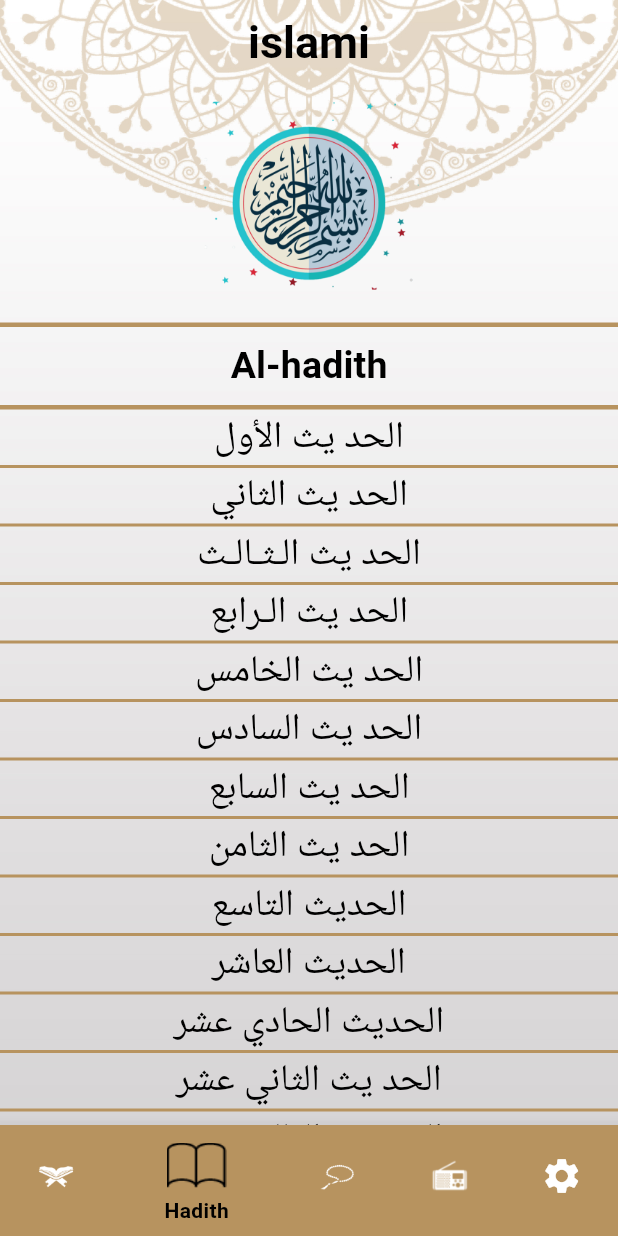
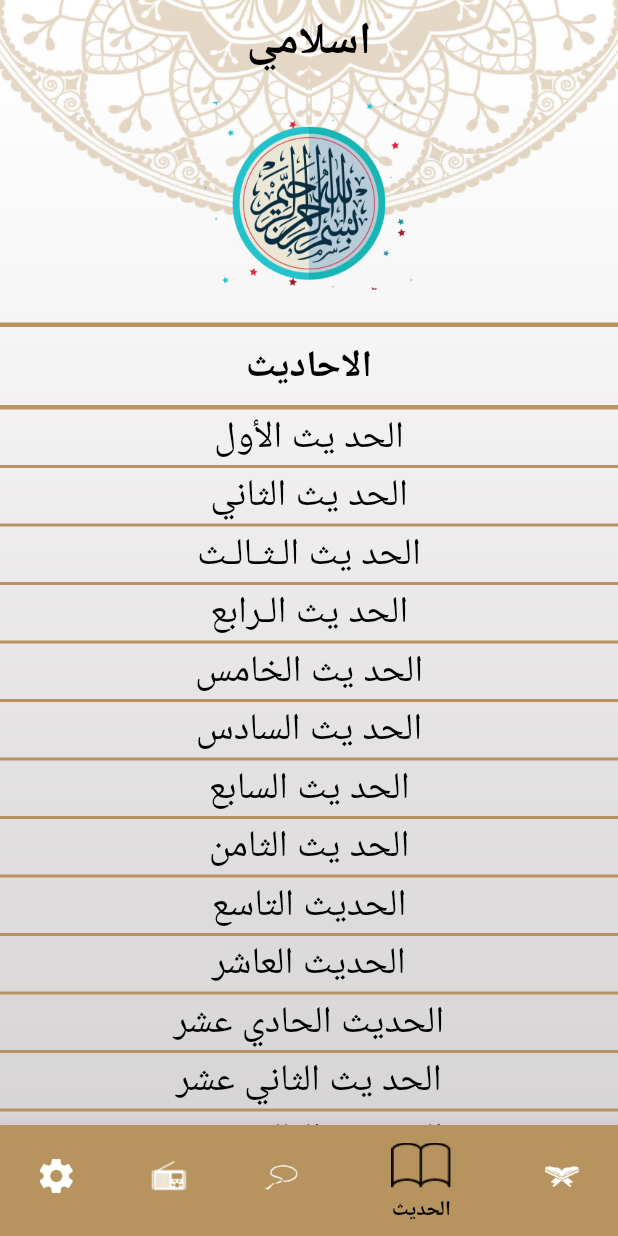
Before and after one commit to osos2511/quran_app, a Flutter app: the screen it shows after launch, item 2 of the bottom bar chosen, on a phone screen of 412 x 824 dp. Run offline on Flutter 3.47's test engine with Material 3 defaults, Android fonts, the phone set to English and light mode, and no system bars; generated files the repository leaves out were written again.

Commit message:
+ localizations

```diff
--- a/lib/my_app/my_app.dart
+++ b/lib/my_app/my_app.dart
@@ -26,7 +26,7 @@ class MyApp extends StatelessWidget {
         Locale('en'), // English
         Locale('ar'), // Arabic
       ],
-      locale: Locale('en'),
+      locale: Locale('ar'),
       routes: {
         RoutesManager.homeRoute: (_) => HomeScreen(),
         RoutesManager.splashRoute: (_) => const SplashScreen(),
```
Also changed, not shown: lib/generated/intl/messages_all.dart, lib/generated/intl/messages_ar.dart (deleted), lib/generated/intl/messages_en.dart, lib/generated/l10n.dart, pubspec.lock.
